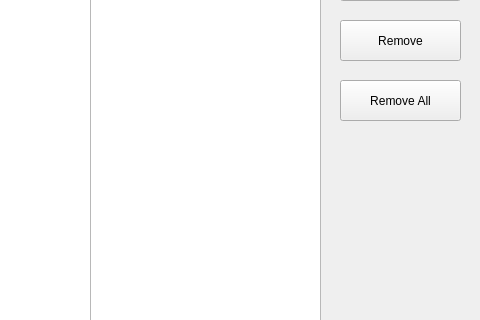
The window that AppResources/NewDomainUI.ui (HoangTranUnion/BenchmarkAndStressApp) describes before a commit, drawn with Qt 5; both pictures show x 390 to 870 and y 150 to 470 of the 870 by 613 pixel window.
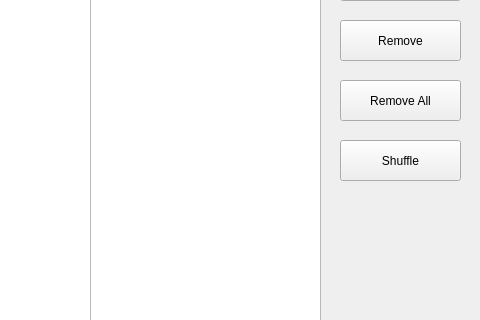
The same window after the commit.

What changed in the file:
```diff
--- a/AppResources/NewDomainUI.ui
+++ b/AppResources/NewDomainUI.ui
@@ -144,6 +144,19 @@
      <string>Blocked Domains</string>
     </property>
    </widget>
+   <widget class="QPushButton" name="pushButton_4">
+    <property name="geometry">
+     <rect>
+      <x>730</x>
+      <y>290</y>
+      <width>121</width>
+      <height>41</height>
+     </rect>
+    </property>
+    <property name="text">
+     <string>Shuffle</string>
+    </property>
+   </widget>
   </widget>
   <widget class="QStatusBar" name="statusbar"/>
  </widget>
```
